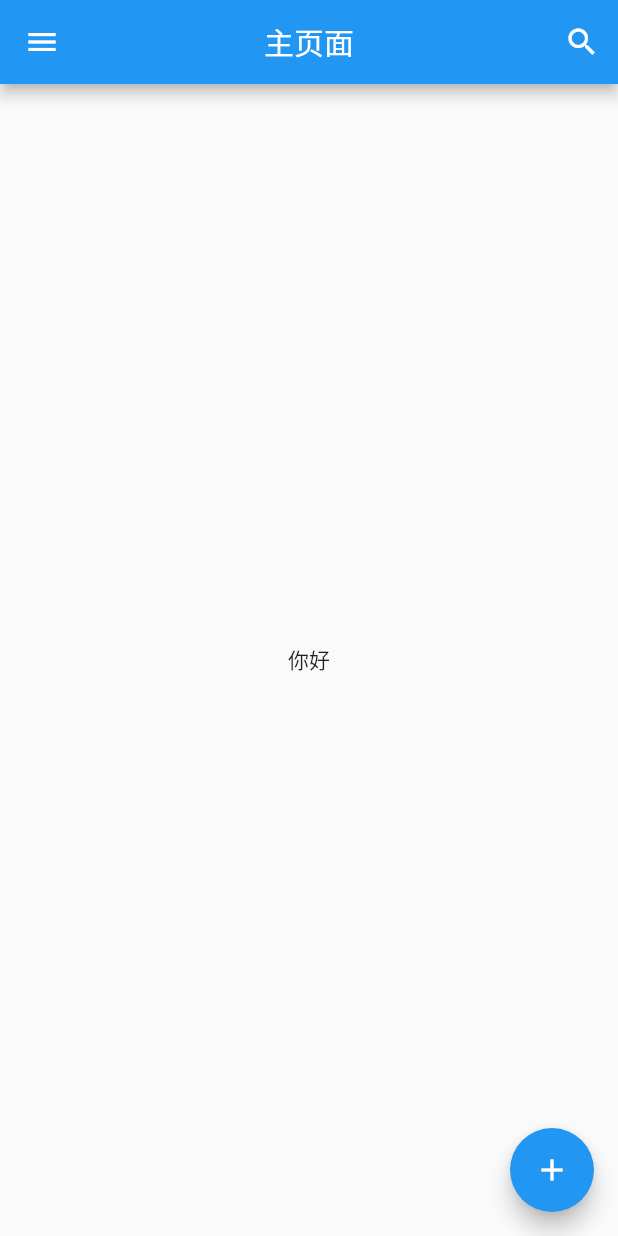
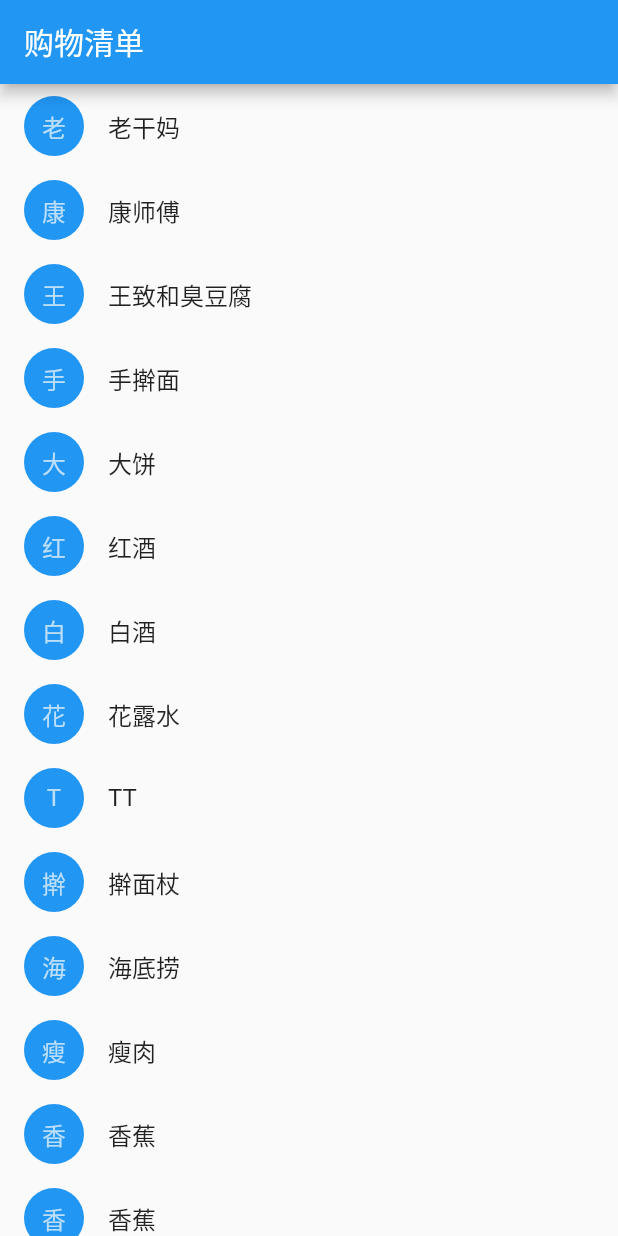
Before and after one commit to galagaygay/flutter_demo, a Flutter app: the screen it shows after launch, on a phone screen of 412 x 824 dp. Run offline on Flutter 3.47's test engine with Material 2 defaults, Android fonts, the phone set to English and light mode, and no system bars.

Commit message:
加入了购物车的案例

```diff
--- a/lib/shop/app.dart
+++ b/lib/app.dart
@@ -44,6 +44,7 @@ class GalleryAppState extends State<GalleryApp> {
             //创建了中心填充文本控件
               child: new Center(
                 child: new GestureDetector(
+                  //设置点击监听器
                   onTap: (){
                     print("点击了文本控件");
                   },
--- a/lib/main.dart
+++ b/lib/main.dart
@@ -1,5 +1,7 @@
 import 'package:flutter/material.dart';
-import 'package:flutter_demo/shop/app.dart';
+import 'package:flutter_demo/app.dart';
+import 'package:flutter_demo/shop/ShoppingListApp.dart';
+import 'package:flutter_demo/shop/ShoppingListItem.dart';
 
 //Dart程序执行的主入口，就像java中的main函数一样
 void main() {
@@ -8,7 +10,37 @@ void main() {
       new MaterialApp(
         title: "Demo",
         //指定app启动进入的根节点视图
-        home: new GalleryApp(),
+        home: new ShoppingList(products: _kProducts,),
       )
   );
 }
+
+
+/// 创建测试数据
+final List<Product> _kProducts = <Product>[
+  new Product(id: 0, name: "老干妈"),
+  new Product(id: 1, name: "康师傅"),
+  new Product(id: 2, name: "王致和臭豆腐"),
+  new Product(id: 3, name: "手擀面"),
+  new Product(id: 4, name: "大饼"),
+  new Product(id: 5, name: "红酒"),
+  new Product(id: 6, name: "白酒"),
+  new Product(id: 7, name: "花露水"),
+  new Product(id: 8, name: "TT"),
+  new Product(id: 9, name: "擀面杖"),
+  new Product(id: 10, name: "海底捞"),
+  new Product(id: 11, name: "瘦肉"),
+  new Product(id: 12, name: "香蕉"),
+  new Product(id: 13, name: "香蕉"),
+  new Product(id: 14, name: "香蕉"),
+  new Product(id: 15, name: "香蕉"),
+  new Product(id: 16, name: "香蕉"),
+  new Product(id: 17, name: "香蕉"),
+  new Product(id: 18, name: "香蕉"),
+  new Product(id: 19, name: "香蕉"),
+  new Product(id: 20, name: "香蕉"),
+  new Product(id: 21, name: "香蕉"),
+  new Product(id: 22, name: "香蕉"),
+  new Product(id: 23, name: "香蕉"),
+  new Product(id: 24, name: "香蕉"),
+];
--- /dev/null
+++ b/lib/shop/ShoppingListApp.dart
@@ -0,0 +1,92 @@
+import 'package:flutter/material.dart';
+
+import 'ShoppingListItem.dart';
+
+/// 类ShoppingList继承了StatefulWidget，这意味着这个控件存储可变状态，当ShoppingList首次插入到树中，
+/// 框架调用createState函数在树中相关联的位置创建一个新的_ShoppingListState实例（注意：通常命名中带有下划线的State子类，说明它们是私有类）。
+/// 当该控件的父控件重建时，父控件会创建一个新的ShoppingList实例，
+/// 但框架将重用已经在树上的_ShoppingListState实例，而不会再次调用createState函数。
+
+/// 商品列表中列表视图
+class ShoppingList extends StatefulWidget {
+
+  //商品列表数据集合
+  final List<Product> products;
+
+  ShoppingList({Key key, this.products}) :super(key: key);
+
+  @override
+  _ShoppingListState createState() => new _ShoppingListState();
+}
+
+// 有状态的视图控件的状态监听
+class _ShoppingListState extends State<ShoppingList> {
+
+  // 购物车临时存储
+  Set<Product> _shoppingCart = new Set<Product>();
+
+  //处理条目点击事件，对购物车中的商品进行添加删除操作
+  void _handleCartChanged(Product product, bool inCat) {
+    //通知framework层该对象的内部状态已经改变，需要进行刷新了
+    setState(
+            () {
+          if (inCat) {
+            _shoppingCart.add(product);
+          } else {
+            _shoppingCart.remove(product);
+          }
+        }
+    );
+  }
+
+  @override
+  Widget build(BuildContext context) {
+    return new Scaffold(
+      appBar: new AppBar(title: new Text("购物清单"),),
+      body: new ListView(
+        // 创建ListView中的列表项，widget指向的是当前的ShoppingList
+        children: widget.products.map(
+                (Product product) {
+              // 创建单个的列表项
+              return new ShoppingListItem(
+                product: product,
+                //设置当前的商品手机否
+                inCart: _shoppingCart.contains(product),
+                //设置列表条目的点击事件回调
+                onCartChanged: _handleCartChanged,
+              );
+            }
+        ).toList(),
+      ),
+    );
+  }
+}
+
+/// 创建测试数据
+final List<Product> _kProducts = <Product>[
+  new Product(id: 0, name: "老干妈"),
+  new Product(id: 1, name: "康师傅"),
+  new Product(id: 2, name: "王致和臭豆腐"),
+  new Product(id: 3, name: "手擀面"),
+  new Product(id: 4, name: "大饼"),
+  new Product(id: 5, name: "红酒"),
+  new Product(id: 6, name: "白酒"),
+  new Product(id: 7, name: "花露水"),
+  new Product(id: 8, name: "TT"),
+  new Product(id: 9, name: "擀面杖"),
+  new Product(id: 10, name: "海底捞"),
+  new Product(id: 11, name: "瘦肉"),
+  new Product(id: 12, name: "香蕉"),
+  new Product(id: 13, name: "香蕉"),
+  new Product(id: 14, name: "香蕉"),
+  new Product(id: 15, name: "香蕉"),
+  new Product(id: 16, name: "香蕉"),
+  new Product(id: 17, name: "香蕉"),
+  new Product(id: 18, name: "香蕉"),
+  new Product(id: 19, name: "香蕉"),
+  new Product(id: 20, name: "香蕉"),
+  new Product(id: 21, name: "香蕉"),
+  new Product(id: 22, name: "香蕉"),
+  new Product(id: 23, name: "香蕉"),
+  new Product(id: 24, name: "香蕉"),
+];
--- /dev/null
+++ b/lib/shop/ShoppingListItem.dart
@@ -0,0 +1,76 @@
+import 'package:flutter/material.dart';
+
+///商品实体
+class Product {
+  //商品ID
+  final int id;
+
+  //商品名称
+  final String name;
+
+  const Product({
+    this.id,
+    this.name,
+  });
+}
+
+/// 类型定义(Typedefs)
+/// 在Dart 语言中，函数也是一个对象，和字符串或数字一样。
+typedef void CartChangedCallback(Product product, bool inCart);
+
+/// 商品列表视图中的每一行的视图
+/// ShoppingListItem控件遵循无状态控件的通用模式
+/// 当父控件接收到onCartChanged回调，父控件会更新其内部状态，这将触发父控件重建并使用新的inCart值创建ShoppingListItem的新实例。
+/// 尽管父控件在重建时创建了ShoppingListItem的新实例，但该操作很节省，因为框架会将新构建的控件与之前构建的控件时进行比较，并将有差异的部分应用于底层渲染对象。
+class ShoppingListItem extends StatelessWidget {
+  final Product product;
+  final bool inCart;
+  final CartChangedCallback onCartChanged;
+
+  // ShoppingListItem控件遵循无状态控件的通用模式，将在构造函数中接收到的值存储在final成员变量中，然后在build函数执行时使用。
+  // 例如布尔值inCart在两个视觉效果之间切换：一个使用当前主题的颜色，另一个使用灰色。
+  ShoppingListItem({ Product product, this.inCart, this.onCartChanged,})
+      :product=product,
+        super(key: new ObjectKey(product));
+
+  //定义条目的背景色，如果已经存在购物车换成黑色的，如果没在，使用应用的主色
+  Color _getColor(BuildContext context) {
+    return inCart ? Colors.black54 :
+    //获取系统的主色
+    Theme
+        .of(context)
+        .primaryColor;
+  }
+
+  // 获取文字样式，如果已经存在购物车将文字使用删除线修饰
+  TextStyle _getTextStyle(BuildContext context) {
+    if (!inCart) return null;
+    return new TextStyle(
+        color: Colors.black54,
+        //删除线效果
+        decoration: TextDecoration.lineThrough
+    );
+  }
+
+  @override
+  Widget build(BuildContext context) {
+    // 创建列表的每一行的控件填充
+    return new ListTile(
+      // 设置点击事件
+      onTap: () {
+        // 当用户点击列表项时，控件不会直接修改inCart的值，但是控件从父控件接收onCartChanged函数。
+        // 此模式允许你在控件较高的层次结构中存储状态，这样使状态的持续时间更长。
+        // 在极端情况下，存储在runApp的控件状态在应用程序的生命周期内保持不变。
+        onCartChanged(product, !inCart);
+      },
+      // 创建一个圆形的容器
+      leading: new CircleAvatar(
+        backgroundColor: _getColor(context),
+        // 取出商品名称的第一个字符进行内容组件的设置
+        child: new Text(product.name[0]),
+      ),
+      // 创建标题
+      title: new Text(product.name, style: _getTextStyle(context),),
+    );
+  }
+}
--- a/lib/shop/home.dart
+++ /dev/null
@@ -1 +0,0 @@
-import 'package:flutter/material.dart';
```
Also changed, not shown: lib/demo/main_1.dart (renamed from lib/main_1.dart).
